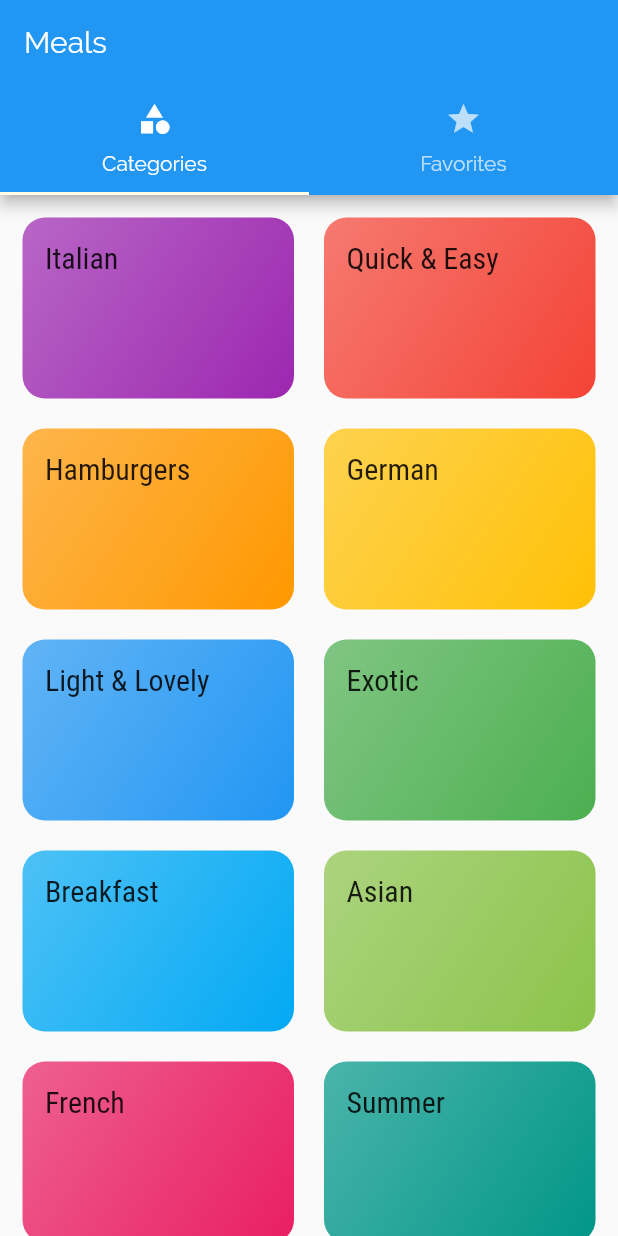
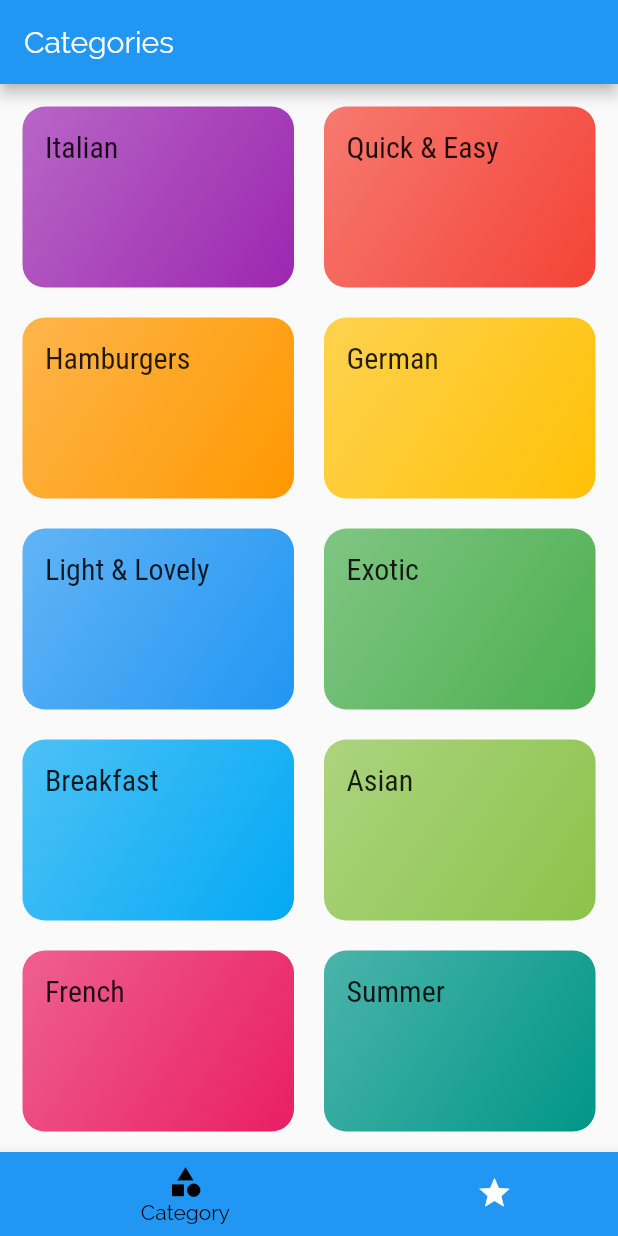
Before and after one commit to ozyildirim/flutter-meals-app, a Flutter app: the screen it shows after launch, on a phone screen of 412 x 824 dp. Run offline on Flutter 3.47's test engine with Material 2 defaults, Android fonts, the phone set to English and light mode, and no system bars.

Commit message:
bottom navbar added

```diff
--- a/lib/main.dart
+++ b/lib/main.dart
@@ -12,6 +12,7 @@ class MyApp extends StatelessWidget {
   @override
   Widget build(BuildContext context) {
     return MaterialApp(
+      debugShowCheckedModeBanner: false,
       title: 'KutiMeal',
       theme: ThemeData(
         primarySwatch: Colors.blue,
--- a/lib/screens/tabs_screen.dart
+++ b/lib/screens/tabs_screen.dart
@@ -8,27 +8,39 @@ class TabsScreen extends StatefulWidget {
 }
 
 class _TabsScreenState extends State<TabsScreen> {
+  final List<Map<String, Object>> _pages = [
+    {'page': CategoriesScreen(), 'title': 'Categories'},
+    {'page': FavoritesScreen(), 'title': 'Favorites'},
+  ];
+  int _selectedPageIndex = 0;
+
+  void _selectPage(int index) {
+    setState(() {
+      _selectedPageIndex = index;
+    });
+  }
+
   @override
   Widget build(BuildContext context) {
-    return DefaultTabController(
-      length: 2,
-      initialIndex: 0,
-      child: Scaffold(
-        appBar: AppBar(
-          title: Text("Meals"),
-          bottom: TabBar(
-            tabs: [
-              Tab(
-                icon: Icon(Icons.category),
-                text: "Categories",
-              ),
-              Tab(icon: Icon(Icons.star), text: "Favorites")
-            ],
-          ),
-        ),
-        body: TabBarView(
-          children: [CategoriesScreen(), FavoritesScreen()],
-        ),
+    return Scaffold(
+      appBar: AppBar(
+        title: Text(_pages[_selectedPageIndex]['title']),
+      ),
+      body: _pages[_selectedPageIndex]['page'],
+      bottomNavigationBar: BottomNavigationBar(
+        onTap: _selectPage,
+        backgroundColor: Theme.of(context).primaryColor,
+        unselectedItemColor: Colors.white,
+        selectedItemColor: Colors.black,
+        currentIndex: _selectedPageIndex,
+        type: BottomNavigationBarType.shifting,
+        items: [
+          BottomNavigationBarItem(
+              backgroundColor: Theme.of(context).primaryColor,
+              icon: Icon(Icons.category),
+              label: "Category"),
+          BottomNavigationBarItem(icon: Icon(Icons.star), label: "Favorites")
+        ],
       ),
     );
   }
```
